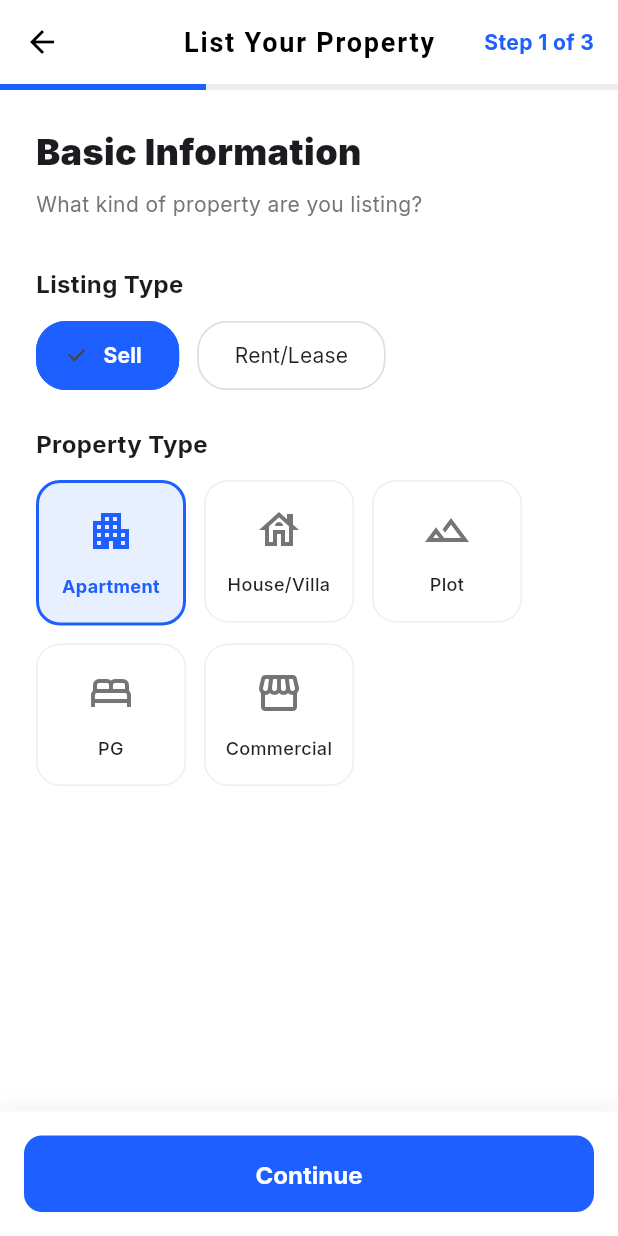
After one commit to Shivxnshjasathi/ss-v1, a Flutter app: the AddPropertyScreen screen opened by its route, after a tap on "Continue", after a tap on "Back", on a phone screen of 412 x 824 dp. The commit adds this screen. Run offline on Flutter 3.47's test engine with Material 3 defaults, Android fonts, the phone set to English and light mode, and no system bars; our stand-ins replace cached_network_image, flutter_riverpod, go_router, google_fonts.

Commit message:
feat: Implement multi-step property listing screen and integrate navigation from home screen.

```diff
--- a/lib/core/router/app_router.dart
+++ b/lib/core/router/app_router.dart
@@ -7,6 +7,7 @@ import 'package:sampatti_bazar/features/auth/presentation/screens/otp_screen.dar
 import 'package:sampatti_bazar/features/auth/presentation/screens/onboarding_screen.dart';
 import 'package:sampatti_bazar/features/chatbot/presentation/screens/chatbot_screen.dart';
 import 'package:sampatti_bazar/features/home/presentation/screens/home_screen.dart';
+import 'package:sampatti_bazar/features/properties/presentation/screens/add_property_screen.dart';
 import 'package:sampatti_bazar/features/properties/presentation/screens/property_detail_screen.dart';
 import 'package:sampatti_bazar/features/properties/presentation/screens/property_feed_screen.dart';
 import 'package:sampatti_bazar/features/properties/presentation/screens/saved_properties_screen.dart';
@@ -50,6 +51,10 @@ final goRouter = GoRouter(
     GoRoute(
       path: '/chatbot',
       builder: (context, state) => const ChatbotScreen(),
+    ),
+    GoRoute(
+      path: '/add-property',
+      builder: (context, state) => const AddPropertyScreen(),
     ),
     StatefulShellRoute.indexedStack(
       builder: (context, state, navigationShell) {
--- a/lib/features/home/presentation/screens/home_screen.dart
+++ b/lib/features/home/presentation/screens/home_screen.dart
@@ -93,9 +93,9 @@ class HomeScreen extends StatelessWidget {
               child: Row(
                 mainAxisAlignment: MainAxisAlignment.spaceBetween,
                 children: [
-                  _buildCategoryItem(context, 'BUY', Icons.home_outlined, () {}),
-                  _buildCategoryItem(context, 'RENT', Icons.domain, () {}),
-                  _buildCategoryItem(context, 'PG', Icons.bed_outlined, () {}),
+                  _buildCategoryItem(context, 'BUY', Icons.home_outlined, () => context.push('/properties')),
+                  _buildCategoryItem(context, 'RENT', Icons.domain, () => context.push('/properties')),
+                  _buildCategoryItem(context, 'LIST', Icons.add_home_work_outlined, () => context.push('/add-property')),
                   _buildCategoryItem(context, 'SERVICES', Icons.work_outline, () => context.push('/services')),
                 ],
               ),
@@ -232,6 +232,7 @@ class HomeScreen extends StatelessWidget {
           Text(
             title,
             style: const TextStyle(fontSize: 10, fontWeight: FontWeight.bold, letterSpacing: 0.5),
+            textAlign: TextAlign.center,
           ),
         ],
       ),
--- /dev/null
+++ b/lib/features/properties/presentation/screens/add_property_screen.dart
@@ -0,0 +1,564 @@
+import 'package:flutter/material.dart';
+import 'package:go_router/go_router.dart';
+
+class AddPropertyScreen extends StatefulWidget {
+  const AddPropertyScreen({super.key});
+
+  @override
+  State<AddPropertyScreen> createState() => _AddPropertyScreenState();
+}
+
+class _AddPropertyScreenState extends State<AddPropertyScreen> {
+  final _formKey = GlobalKey<FormState>();
+  String _propertyType = 'Apartment';
+  String _listingType = 'Sell';
+  String _furnishingStatus = 'Semi-Furnished';
+  String _bhk = '2 BHK';
+  int _currentStep = 1;
+
+  final List<String> _propertyTypes = [
+    'Apartment',
+    'House/Villa',
+    'Plot',
+    'PG',
+    'Commercial',
+  ];
+  final List<String> _listingTypes = ['Sell', 'Rent/Lease'];
+  final List<String> _bhkOptions = [
+    '1 RK',
+    '1 BHK',
+    '2 BHK',
+    '3 BHK',
+    '4+ BHK',
+  ];
+  final List<String> _furnishingOptions = [
+    'Unfurnished',
+    'Semi-Furnished',
+    'Fully Furnished',
+  ];
+
+  void _nextStep() {
+    if (_currentStep < 3) {
+      if (_formKey.currentState?.validate() ?? false) {
+        setState(() {
+          _currentStep++;
+        });
+      }
+    } else {
+      if (_formKey.currentState?.validate() ?? false) {
+        // Submit listing
+        ScaffoldMessenger.of(context).showSnackBar(
+          const SnackBar(content: Text('Property listed successfully!')),
+        );
+        context.pop();
+      }
+    }
+  }
+
+  void _previousStep() {
+    if (_currentStep > 1) {
+      setState(() {
+        _currentStep--;
+      });
+    } else {
+      context.pop();
+    }
+  }
+
+  @override
+  Widget build(BuildContext context) {
+    return Scaffold(
+      backgroundColor: Colors.white,
+      appBar: AppBar(
+        backgroundColor: Colors.white,
+        elevation: 0,
+        leading: IconButton(
+          icon: const Icon(Icons.arrow_back, color: Colors.black),
+          onPressed: _previousStep,
+        ),
+        title: const Text(
+          'List Your Property',
+          style: TextStyle(
+            color: Colors.black,
+            fontSize: 18,
+            fontWeight: FontWeight.bold,
+          ),
+        ),
+        actions: [
+          Padding(
+            padding: const EdgeInsets.only(right: 16.0),
+            child: Center(
+              child: Text(
+                'Step $_currentStep of 3',
+                style: TextStyle(
+                  color: Theme.of(context).colorScheme.primary,
+                  fontWeight: FontWeight.bold,
+                ),
+              ),
+            ),
+          ),
+        ],
+      ),
+      body: SafeArea(
+        child: Column(
+          children: [
+            // Progress Bar
+            LinearProgressIndicator(
+              value: _currentStep / 3,
+              backgroundColor: Colors.grey.shade200,
+              valueColor: AlwaysStoppedAnimation<Color>(
+                Theme.of(context).colorScheme.primary,
+              ),
+              minHeight: 4,
+            ),
+            Expanded(
+              child: Form(
+                key: _formKey,
+                child: ListView(
+                  padding: const EdgeInsets.all(24.0),
+                  children: [
+                    if (_currentStep == 1) _buildBasicInfoStep(),
+                    if (_currentStep == 2) _buildLocationAndDetailsStep(),
+                    if (_currentStep == 3) _buildMediaAndPricingStep(),
+                  ],
+                ),
+              ),
+            ),
+            // Bottom Action Bar
+            Container(
+              padding: const EdgeInsets.all(16.0),
+              decoration: BoxDecoration(
+                color: Colors.white,
+                boxShadow: [
+                  BoxShadow(
+                    color: Colors.black.withValues(alpha: 0.05),
+                    offset: const Offset(0, -4),
+                    blurRadius: 10,
+                  ),
+                ],
+              ),
+              child: Row(
+                children: [
+                  if (_currentStep > 1)
+                    Expanded(
+                      flex: 1,
+                      child: OutlinedButton(
+                        onPressed: _previousStep,
+                        style: OutlinedButton.styleFrom(
+                          padding: const EdgeInsets.symmetric(vertical: 16),
+                          shape: RoundedRectangleBorder(
+                            borderRadius: BorderRadius.circular(12),
+                          ),
+                          side: BorderSide(
+                            color: Theme.of(context).colorScheme.primary,
+                          ),
+                        ),
+                        child: Text(
+                          'Back',
+                          style: TextStyle(
+                            fontSize: 16,
+                            color: Theme.of(context).colorScheme.primary,
+                            fontWeight: FontWeight.bold,
+                          ),
+                        ),
+                      ),
+                    ),
+                  if (_currentStep > 1) const SizedBox(width: 16),
+                  Expanded(
+                    flex: 2,
+                    child: ElevatedButton(
+                      onPressed: _nextStep,
+                      style: ElevatedButton.styleFrom(
+                        backgroundColor: Theme.of(context).colorScheme.primary,
+                        foregroundColor: Colors.white,
+                        padding: const EdgeInsets.symmetric(vertical: 16),
+                        elevation: 0,
+                        shape: RoundedRectangleBorder(
+                          borderRadius: BorderRadius.circular(12),
+                        ),
+                      ),
+                      child: Text(
+                        _currentStep < 3 ? 'Continue' : 'Post Listing',
+                        style: const TextStyle(
+                          fontSize: 16,
+                          fontWeight: FontWeight.bold,
+                        ),
+                      ),
+                    ),
+                  ),
+                ],
+              ),
+            ),
+          ],
+        ),
+      ),
+    );
+  }
+
+  Widget _buildBasicInfoStep() {
+    return Column(
+      crossAxisAlignment: CrossAxisAlignment.start,
+      children: [
+        const Text(
+          'Basic Information',
+          style: TextStyle(fontSize: 24, fontWeight: FontWeight.w900),
+        ),
+        const SizedBox(height: 8),
+        Text(
+          'What kind of property are you listing?',
+          style: TextStyle(fontSize: 14, color: Colors.grey.shade600),
+        ),
+        const SizedBox(height: 32),
+        _buildLabel('Listing Type'),
+        const SizedBox(height: 12),
+        _buildChoiceChips(
+          _listingTypes,
+          _listingType,
+          (val) => setState(() => _listingType = val),
+        ),
+
+        const SizedBox(height: 24),
+        _buildLabel('Property Type'),
+        const SizedBox(height: 12),
+        Wrap(
+          spacing: 12,
+          runSpacing: 12,
+          children: _propertyTypes
+              .map(
+                (type) => _buildSelectionCard(
+                  title: type,
+                  isSelected: _propertyType == type,
+                  onTap: () => setState(() => _propertyType = type),
+                  icon: _getIconForPropertyType(type),
+                ),
+              )
+              .toList(),
+        ),
+      ],
+    );
+  }
+
+  Widget _buildLocationAndDetailsStep() {
+    return Column(
+      crossAxisAlignment: CrossAxisAlignment.start,
+      children: [
+        const Text(
+          'Property Details',
+          style: TextStyle(fontSize: 24, fontWeight: FontWeight.w900),
+        ),
+        const SizedBox(height: 8),
+        Text(
+          'Tell us more about your property and its location.',
+          style: TextStyle(fontSize: 14, color: Colors.grey.shade600),
+        ),
+        const SizedBox(height: 32),
+        _buildLabel('City'),
+        const SizedBox(height: 8),
+        _buildTextField(
+          'Enter city (e.g., Jabalpur)',
+          Icons.location_city_outlined,
+        ),
+
+        const SizedBox(height: 16),
+        _buildLabel('Locality / Society'),
+        const SizedBox(height: 8),
+        _buildTextField('Enter locality', Icons.map_outlined),
+
+        const SizedBox(height: 24),
+        _buildLabel('BHK Configuration'),
+        const SizedBox(height: 12),
+        _buildChoiceChips(
+          _bhkOptions,
+          _bhk,
+          (val) => setState(() => _bhk = val),
+        ),
+
+        const SizedBox(height: 24),
+        _buildLabel('Furnishing Status'),
+        const SizedBox(height: 12),
+        _buildChoiceChips(
+          _furnishingOptions,
+          _furnishingStatus,
+          (val) => setState(() => _furnishingStatus = val),
+        ),
+
+        const SizedBox(height: 24),
+        Row(
+          children: [
+            Expanded(
+              child: Column(
+                crossAxisAlignment: CrossAxisAlignment.start,
+                children: [
+                  _buildLabel('Built Up Area'),
+                  const SizedBox(height: 8),
+                  _buildTextField(
+                    'sq.ft.',
+                    Icons.square_foot,
+                    keyboardType: TextInputType.number,
+                  ),
+                ],
+              ),
+            ),
+            const SizedBox(width: 16),
+            Expanded(
+              child: Column(
+                crossAxisAlignment: CrossAxisAlignment.start,
+                children: [
+                  _buildLabel('Bathrooms'),
+                  const SizedBox(height: 8),
+                  _buildTextField(
+                    'e.g., 2',
+                    Icons.bathtub_outlined,
+                    keyboardType: TextInputType.number,
+                  ),
+                ],
+              ),
+            ),
+          ],
+        ),
+      ],
+    );
+  }
+
+  Widget _buildMediaAndPricingStep() {
+    return Column(
+      crossAxisAlignment: CrossAxisAlignment.start,
+      children: [
+        const Text(
+          'Pricing & Photos',
+          style: TextStyle(fontSize: 24, fontWeight: FontWeight.w900),
+        ),
+        const SizedBox(height: 8),
+        Text(
+          'Add a competitive price and high-quality photos.',
+          style: TextStyle(fontSize: 14, color: Colors.grey.shade600),
+        ),
+        const SizedBox(height: 32),
+
+        _buildLabel(
+          _listingType == 'Sell' ? 'Expected Price (₹)' : 'Monthly Rent (₹)',
+        ),
+        const SizedBox(height: 8),
+        _buildTextField(
+          'Enter amount',
+          Icons.currency_rupee,
+          keyboardType: TextInputType.number,
+        ),
+
+        const SizedBox(height: 16),
+        if (_listingType == 'Rent/Lease') ...[
+          _buildLabel('Security Deposit (₹)'),
+          const SizedBox(height: 8),
+          _buildTextField('Enter deposit amount', Icons.security),
+          const SizedBox(height: 16),
+        ],
+
+        _buildLabel('Property Description'),
+        const SizedBox(height: 8),
+        _buildTextField(
+          'Write a few lines about your property...',
+          Icons.description_outlined,
+          maxLines: 4,
+        ),
+
+        const SizedBox(height: 24),
+        _buildLabel('Upload Photos'),
+        const SizedBox(height: 12),
+        Container(
+          height: 160,
+          width: double.infinity,
+          decoration: BoxDecoration(
+            color: Colors.grey.shade50,
+            borderRadius: BorderRadius.circular(16),
+            border: Border.all(
+              color: Colors.grey.shade300,
+              width: 2,
+              style: BorderStyle.none,
+            ), // We'll simulate dashed by using an icon
+          ),
+          child: DefaultTextStyle(
+            style: TextStyle(color: Theme.of(context).colorScheme.primary),
+            child: Column(
+              mainAxisAlignment: MainAxisAlignment.center,
+              children: [
+                Icon(
+                  Icons.add_photo_alternate_outlined,
+                  size: 48,
+                  color: Theme.of(context).colorScheme.primary,
+                ),
+                const SizedBox(height: 12),
+                Text(
+                  'Tap to upload property images',
+                  style: TextStyle(
+                    fontWeight: FontWeight.bold,
+                    color: Theme.of(context).colorScheme.primary,
+                  ),
+                ),
+                const SizedBox(height: 4),
+                const Text(
+                  'Supports JPG, PNG (Max 5MB each)',
+                  style: TextStyle(color: Colors.grey, fontSize: 12),
+                ),
+              ],
+            ),
+          ),
+        ),
+      ],
+    );
+  }
+
+  // Helpers
+  Widget _buildLabel(String text) {
+    return Text(
+      text,
+      style: const TextStyle(fontSize: 16, fontWeight: FontWeight.bold),
+    );
+  }
+
+  Widget _buildTextField(
+    String hint,
+    IconData icon, {
+    TextInputType? keyboardType,
+    int maxLines = 1,
+  }) {
+    return TextFormField(
+      keyboardType: keyboardType,
+      maxLines: maxLines,
+      decoration: InputDecoration(
+        hintText: hint,
+        hintStyle: TextStyle(color: Colors.grey.shade400, fontSize: 14),
+        prefixIcon: maxLines == 1
+            ? Icon(icon, color: Colors.grey)
+            : Padding(
+                padding: const EdgeInsets.only(bottom: 56),
+                child: Icon(icon, color: Colors.grey),
+              ),
+        filled: true,
+        fillColor: Colors.grey.shade50,
+        contentPadding: const EdgeInsets.symmetric(
+          horizontal: 16,
+          vertical: 16,
+        ),
+        border: OutlineInputBorder(
+          borderRadius: BorderRadius.circular(12),
+          borderSide: BorderSide(color: Colors.grey.shade200),
+        ),
+        enabledBorder: OutlineInputBorder(
+          borderRadius: BorderRadius.circular(12),
+          borderSide: BorderSide(color: Colors.grey.shade200),
+        ),
+        focusedBorder: OutlineInputBorder(
+          borderRadius: BorderRadius.circular(12),
+          borderSide: BorderSide(color: Theme.of(context).colorScheme.primary),
+        ),
+      ),
+      validator: (value) {
+        if (value == null || value.isEmpty) {
+          return 'This field is required';
+        }
+        return null;
+      },
+    );
+  }
+
+  Widget _buildChoiceChips(
+    List<String> options,
+    String selectedValue,
+    Function(String) onSelect,
+  ) {
+    return Wrap(
+      spacing: 12,
+      runSpacing: 12,
+      children: options.map((option) {
+        final isSelected = selectedValue == option;
+        return ChoiceChip(
+          label: Text(option),
+          selected: isSelected,
+          onSelected: (_) => onSelect(option),
+          labelStyle: TextStyle(
+            color: isSelected ? Colors.white : Colors.black87,
+            fontWeight: isSelected ? FontWeight.bold : FontWeight.normal,
+          ),
+          backgroundColor: Colors.white,
+          selectedColor: Theme.of(context).colorScheme.primary,
+          shape: RoundedRectangleBorder(
+            borderRadius: BorderRadius.circular(20),
+            side: BorderSide(
+              color: isSelected
+                  ? Theme.of(context).colorScheme.primary
+                  : Colors.grey.shade300,
+            ),
+          ),
+          padding: const EdgeInsets.symmetric(horizontal: 16, vertical: 12),
+        );
+      }).toList(),
+    );
+  }
+
+  Widget _buildSelectionCard({
+    required String title,
+    required bool isSelected,
+    required VoidCallback onTap,
+    required IconData icon,
+  }) {
+    return GestureDetector(
+      onTap: onTap,
+      child: Container(
+        width: 100,
+        padding: const EdgeInsets.symmetric(vertical: 16, horizontal: 8),
+        decoration: BoxDecoration(
+          color: isSelected
+              ? Theme.of(context).colorScheme.primary.withValues(alpha: 0.1)
+              : Colors.white,
+          borderRadius: BorderRadius.circular(16),
+          border: Border.all(
+            color: isSelected
+                ? Theme.of(context).colorScheme.primary
+                : Colors.grey.shade200,
+            width: isSelected ? 2 : 1,
+          ),
+        ),
+        child: Column(
+          children: [
+            Icon(
+              icon,
+              color: isSelected
+                  ? Theme.of(context).colorScheme.primary
+                  : Colors.grey.shade600,
+              size: 32,
+            ),
+            const SizedBox(height: 12),
+            Text(
+              title,
+              textAlign: TextAlign.center,
+              style: TextStyle(
+                fontSize: 12,
+                fontWeight: isSelected ? FontWeight.bold : FontWeight.w500,
+                color: isSelected
+                    ? Theme.of(context).colorScheme.primary
+                    : Colors.black87,
+              ),
+            ),
+          ],
+        ),
+      ),
+    );
+  }
+
+  IconData _getIconForPropertyType(String type) {
+    switch (type) {
+      case 'Apartment':
+        return Icons.apartment;
+      case 'House/Villa':
+        return Icons.house_outlined;
+      case 'Plot':
+        return Icons.landscape_outlined;
+      case 'PG':
+        return Icons.bed_outlined;
+      case 'Commercial':
+        return Icons.storefront_outlined;
+      default:
+        return Icons.domain;
+    }
+  }
+}
```
